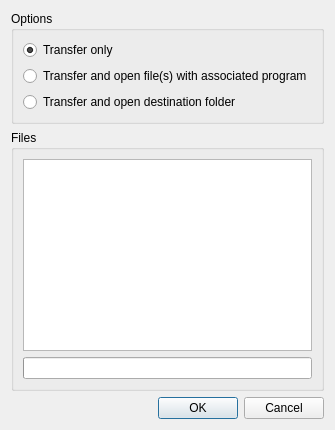
Above: plugins/filetransfer/FileTransferDialog.ui from veyon/veyon before the change. Below: the same form after it.
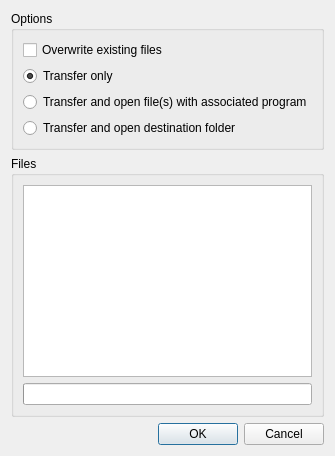
That is the form after the change. Icons and pictures are not drawn.

Commit message: FileTransfer: only overwrite files when requested

```diff
--- a/plugins/filetransfer/FileTransferDialog.ui
+++ b/plugins/filetransfer/FileTransferDialog.ui
@@ -17,6 +17,13 @@
       <string>Options</string>
      </property>
      <layout class="QVBoxLayout" name="verticalLayout">
+      <item>
+       <widget class="QCheckBox" name="overwriteExistingFiles">
+        <property name="text">
+         <string>Overwrite existing files</string>
+        </property>
+       </widget>
+      </item>
       <item>
        <widget class="QRadioButton" name="transferOnly">
         <property name="text">
```
Left out of the diff: 7 changed lines with no effect on the pictures. The commit also changes 5 other files.
